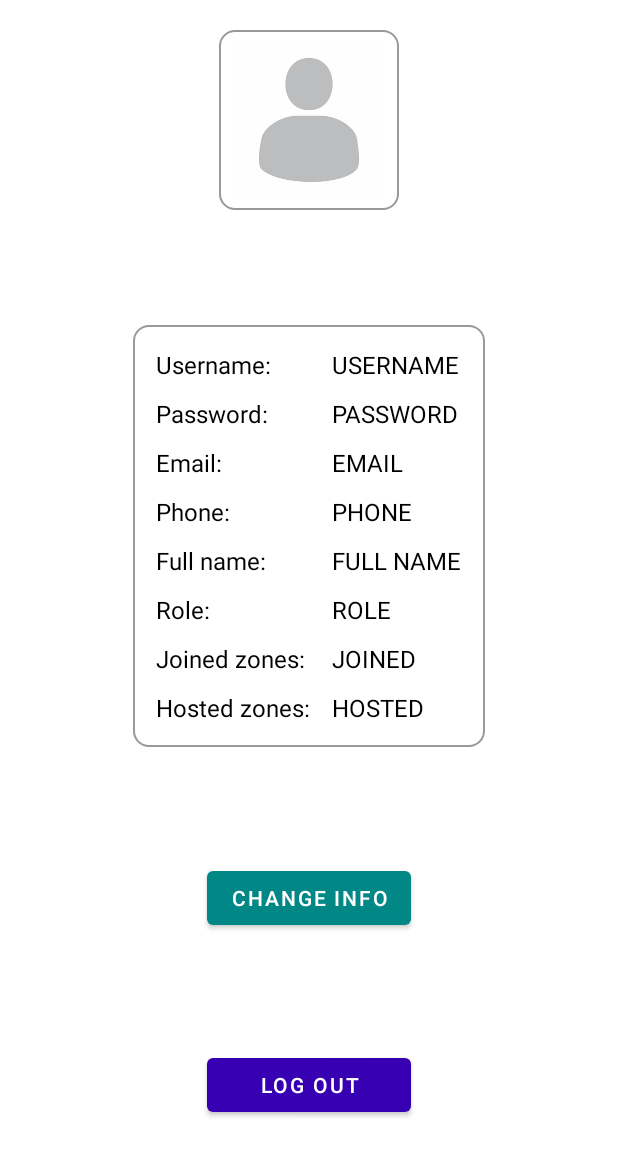
After one commit to hoang-10n/Android_ASM2, an Android app: the layout fragment_user_info.xml on its own in the app's theme, with its tools: preview values and no code run, on a phone screen of 412 x 824 dp. The commit adds this screen. Shown: the top 1156 px of the screen. Run offline under Robolectric (Android 15) with nearby library versions, the phone set to English and light mode, and no system bars; network calls fail.

Commit message:
Add UserDialog and UserInfoFrag

```diff
--- a/app/src/main/java/com/android/asm2/database/UserDatabase.java
+++ b/app/src/main/java/com/android/asm2/database/UserDatabase.java
@@ -29,6 +29,7 @@ public class UserDatabase extends SQLiteOpenHelper {
     }
 
     private String[] convertStringToArray(String str) {
+        if (str.equals("")) return new String[0];
         String delimiter = "_,_";
         return str.split(delimiter);
     }
--- a/app/src/main/res/layout/fragment_register.xml
+++ b/app/src/main/res/layout/fragment_register.xml
@@ -69,9 +69,9 @@
         android:text="Confirm:"
         android:textColor="@color/black"
         android:textSize="18dp"
-        app:layout_constraintBottom_toTopOf="@+id/register_frag_role_txt"
+        app:layout_constraintBottom_toBottomOf="@+id/register_frag_confirm_input"
         app:layout_constraintEnd_toStartOf="@+id/guideline2"
-        app:layout_constraintTop_toBottomOf="@+id/register_frag_password_txt" />
+        app:layout_constraintTop_toTopOf="@+id/register_frag_confirm_input" />
 
     <TextView
         android:id="@+id/register_frag_role_txt"
--- /dev/null
+++ b/app/src/main/res/layout/fragment_user_info.xml
@@ -0,0 +1,241 @@
+<?xml version="1.0" encoding="utf-8"?>
+<androidx.constraintlayout.widget.ConstraintLayout xmlns:android="http://schemas.android.com/apk/res/android"
+    xmlns:app="http://schemas.android.com/apk/res-auto"
+    xmlns:tools="http://schemas.android.com/tools"
+    android:layout_width="match_parent"
+    android:layout_height="match_parent"
+    tools:context=".fragment.UserInfoFrag">
+
+    <ImageView
+        android:id="@+id/imageView2"
+        android:layout_width="120dp"
+        android:layout_height="120dp"
+        android:layout_margin="20sp"
+        android:background="@drawable/adapter_border"
+        android:src="@drawable/anonymous"
+        app:layout_constraintEnd_toEndOf="parent"
+        app:layout_constraintStart_toStartOf="parent"
+        app:layout_constraintTop_toTopOf="parent" />
+
+    <TableLayout
+        android:id="@+id/tableLayout4"
+        android:layout_width="wrap_content"
+        android:layout_height="wrap_content"
+        android:background="@drawable/adapter_border"
+        app:layout_constraintBottom_toTopOf="@+id/user_info_frag_change_popup_btn"
+        app:layout_constraintEnd_toEndOf="parent"
+        app:layout_constraintHorizontal_bias="0.5"
+        app:layout_constraintStart_toStartOf="parent"
+        app:layout_constraintTop_toBottomOf="@+id/imageView2">
+
+        <TableRow
+            android:layout_width="match_parent"
+            android:layout_height="match_parent">
+
+            <TextView
+                android:id="@+id/user_info_frag_username_tag_txt"
+                android:layout_width="wrap_content"
+                android:layout_height="wrap_content"
+                android:layout_margin="5dp"
+                android:text="Username: "
+                android:textColor="@color/black"
+                android:textSize="16sp" />
+
+            <TextView
+                android:id="@+id/user_info_frag_username_txt"
+                android:layout_width="wrap_content"
+                android:layout_height="wrap_content"
+                android:layout_margin="5dp"
+                android:text="USERNAME"
+                android:textColor="@color/black"
+                android:textSize="16sp" />
+        </TableRow>
+
+        <TableRow
+            android:layout_width="match_parent"
+            android:layout_height="match_parent">
+
+            <TextView
+                android:id="@+id/user_info_frag_password_tag_txt"
+                android:layout_width="wrap_content"
+                android:layout_height="wrap_content"
+                android:layout_margin="5dp"
+                android:text="Password: "
+                android:textColor="@color/black"
+                android:textSize="16sp" />
+
+            <TextView
+                android:id="@+id/user_info_frag_password_txt"
+                android:layout_width="wrap_content"
+                android:layout_height="wrap_content"
+                android:layout_margin="5dp"
+                android:text="PASSWORD"
+                android:textColor="@color/black"
+                android:textSize="16sp" />
+        </TableRow>
+
+        <TableRow
+            android:layout_width="match_parent"
+            android:layout_height="match_parent">
+
+            <TextView
+                android:id="@+id/user_info_frag_email_tag_txt"
+                android:layout_width="wrap_content"
+                android:layout_height="wrap_content"
+                android:layout_margin="5dp"
+                android:text="Email: "
+                android:textColor="@color/black"
+                android:textSize="16sp" />
+
+            <TextView
+                android:id="@+id/user_info_frag_email_txt"
+                android:layout_width="wrap_content"
+                android:layout_height="wrap_content"
+                android:layout_margin="5dp"
+                android:text="EMAIL"
+                android:textColor="@color/black"
+                android:textSize="16sp" />
+        </TableRow>
+
+        <TableRow
+            android:layout_width="match_parent"
+            android:layout_height="match_parent">
+
+            <TextView
+                android:id="@+id/user_info_frag_phone_tag_txt"
+                android:layout_width="wrap_content"
+                android:layout_height="wrap_content"
+                android:layout_margin="5dp"
+                android:text="Phone: "
+                android:textColor="@color/black"
+                android:textSize="16sp" />
+
+            <TextView
+                android:id="@+id/user_info_frag_phone_txt"
+                android:layout_width="wrap_content"
+                android:layout_height="wrap_content"
+                android:layout_margin="5dp"
+                android:text="PHONE"
+                android:textColor="@color/black"
+                android:textSize="16sp" />
+        </TableRow>
+
+        <TableRow
+            android:layout_width="match_parent"
+            android:layout_height="match_parent">
+
+            <TextView
+                android:id="@+id/user_info_frag_name_tag_txt"
+                android:layout_width="wrap_content"
+                android:layout_height="wrap_content"
+                android:layout_margin="5dp"
+                android:text="Full name: "
+                android:textColor="@color/black"
+                android:textSize="16sp" />
+
+            <TextView
+                android:id="@+id/user_info_frag_name_txt"
+                android:layout_width="wrap_content"
+                android:layout_height="wrap_content"
+                android:layout_margin="5dp"
+                android:text="FULL NAME"
+                android:textColor="@color/black"
+                android:textSize="16sp" />
+        </TableRow>
+
+        <TableRow
+            android:layout_width="match_parent"
+            android:layout_height="match_parent">
+
+            <TextView
+                android:id="@+id/user_info_frag_role_tag_text"
+                android:layout_width="wrap_content"
+                android:layout_height="wrap_content"
+                android:layout_margin="5dp"
+                android:text="Role: "
+                android:textColor="@color/black"
+                android:textSize="16sp" />
+
+            <TextView
+                android:id="@+id/user_info_frag_role_txt"
+                android:layout_width="wrap_content"
+                android:layout_height="wrap_content"
+                android:layout_margin="5dp"
+                android:text="ROLE"
+                android:textColor="@color/black"
+                android:textSize="16sp" />
+        </TableRow>
+
+        <TableRow
+            android:layout_width="match_parent"
+            android:layout_height="match_parent">
+
+            <TextView
+                android:id="@+id/user_info_frag_joined_tag_txt"
+                android:layout_width="wrap_content"
+                android:layout_height="wrap_content"
+                android:layout_margin="5dp"
+                android:text="Joined zones: "
+                android:textColor="@color/black"
+                android:textSize="16sp" />
+
+            <TextView
+                android:id="@+id/user_info_frag_joined_txt"
+                android:layout_width="wrap_content"
+                android:layout_height="wrap_content"
+                android:layout_margin="5dp"
+                android:text="JOINED"
+                android:textColor="@color/black"
+                android:textSize="16sp" />
+        </TableRow>
+
+        <TableRow
+            android:layout_width="match_parent"
+            android:layout_height="match_parent">
+
+            <TextView
+                android:id="@+id/user_info_frag_hosted_tag_txt"
+                android:layout_width="wrap_content"
+                android:layout_height="wrap_content"
+                android:layout_margin="5dp"
+                android:text="Hosted zones: "
+                android:textColor="@color/black"
+                android:textSize="16sp" />
+
+            <TextView
+                android:id="@+id/user_info_frag_hosted_txt"
+                android:layout_width="wrap_content"
+                android:layout_height="wrap_content"
+                android:layout_margin="5dp"
+                android:text="HOSTED"
+                android:textColor="@color/black"
+                android:textSize="16sp" />
+        </TableRow>
+    </TableLayout>
+
+    <Button
+        android:id="@+id/user_info_frag_logout_btn"
+        android:layout_width="0dp"
+        android:layout_height="wrap_content"
+        android:text="Log out"
+        android:textColor="@color/white"
+        app:backgroundTint="@color/purple_700"
+        app:layout_constraintBottom_toBottomOf="parent"
+        app:layout_constraintEnd_toEndOf="@+id/user_info_frag_change_popup_btn"
+        app:layout_constraintHorizontal_bias="0.5"
+        app:layout_constraintStart_toStartOf="@+id/user_info_frag_change_popup_btn"
+        app:layout_constraintTop_toBottomOf="@+id/user_info_frag_change_popup_btn" />
+
+    <Button
+        android:id="@+id/user_info_frag_change_popup_btn"
+        android:layout_width="wrap_content"
+        android:layout_height="wrap_content"
+        android:text="Change info"
+        android:textColor="@color/white"
+        app:backgroundTint="@color/design_default_color_secondary_variant"
+        app:layout_constraintBottom_toTopOf="@+id/user_info_frag_logout_btn"
+        app:layout_constraintEnd_toEndOf="parent"
+        app:layout_constraintHorizontal_bias="0.5"
+        app:layout_constraintStart_toStartOf="parent"
+        app:layout_constraintTop_toBottomOf="@+id/tableLayout4" />
+</androidx.constraintlayout.widget.ConstraintLayout>
--- a/app/src/main/res/layout/popup_zone_param.xml
+++ b/app/src/main/res/layout/popup_zone_param.xml
@@ -6,7 +6,7 @@
     android:layout_height="wrap_content"
     android:layout_centerHorizontal="true"
     android:layout_centerVertical="true"
-    android:background="@drawable/layout_background"
+    android:background="@color/white"
     tools:layout_editor_absoluteX="59dp"
     tools:layout_editor_absoluteY="0dp">
 
```
Also changed, not shown: app/src/main/java/com/android/asm2/UserDialog.java (added, +59 -0 lines), app/src/main/java/com/android/asm2/activity/HomeActivity.java (+26 -0 lines), app/src/main/java/com/android/asm2/fragment/UserInfoFrag.java (added, +63 -0 lines), app/src/main/res/layout/popup_user_change.xml (added, +194 -0 lines), app/src/main/res/drawable-v24/anonymous.png (added), 1 other file.
